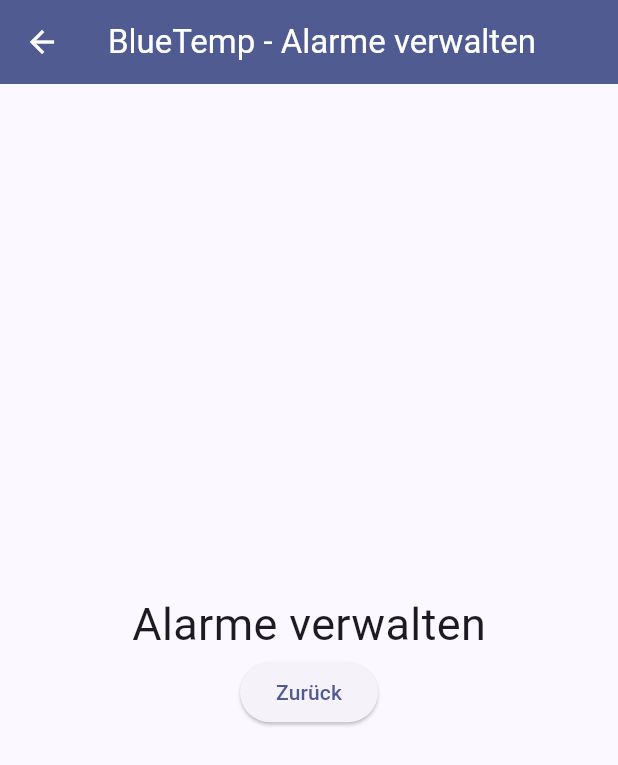
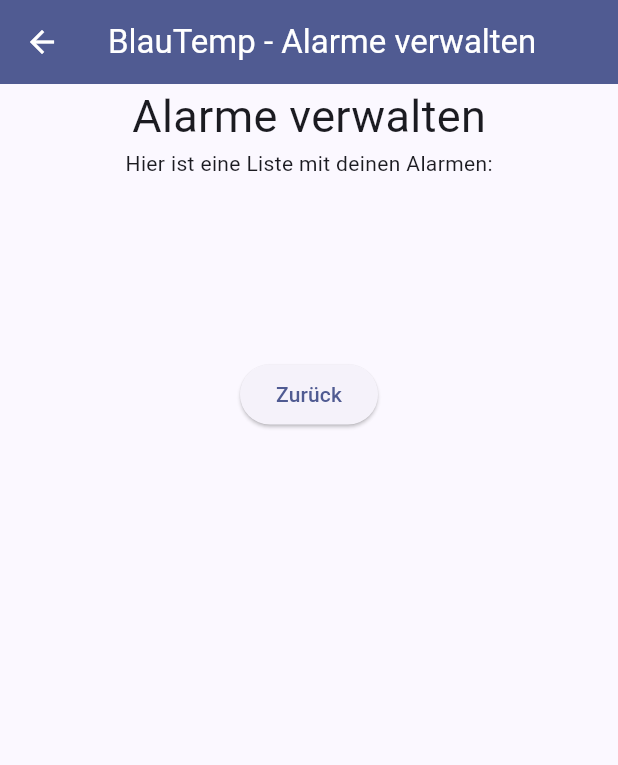
Before and after one commit to BogyMitutoyoCTL/BOGY-App-2024-03, a Flutter app: the alarms screen opened directly, on a phone screen of 412 x 824 dp. Shown: the top 765 px of the screen. Run offline on Flutter 3.47's test engine with Material 3 defaults, Android fonts, the phone set to English and light mode, and no system bars; our stand-ins replace fl_chart, flutter_blue_plus, timer_count_down; generated files the repository leaves out were written again.

```diff
--- a/bluetemp/lib/MainMenu.dart
+++ b/bluetemp/lib/MainMenu.dart
@@ -73,7 +73,7 @@
 
   void verbindung() {
     Navigator.of(context)
-        .push(MaterialPageRoute(builder: (context) => connect()));
+        .push(MaterialPageRoute(builder: (context) => Connect()));
   }
 
   void aktuelle_daten() {
--- a/bluetemp/lib/alarms.dart
+++ b/bluetemp/lib/alarms.dart
@@ -12,20 +12,29 @@
   @override
   Widget build(BuildContext context) {
     return Scaffold(
-      appBar: AppBar(title: Text("BlueTemp - Alarme verwalten")),
+      appBar: AppBar(
+          title: Text(AppLocalizations.of(context).appname +
+              " - " +
+              AppLocalizations.of(context).alarms_text)),
       body: Column(
-        mainAxisAlignment: MainAxisAlignment.center,
+        mainAxisAlignment: MainAxisAlignment.start,
         children: [
           Row(
             mainAxisAlignment: MainAxisAlignment.center,
             children: [
               Text(
-                "Alarme verwalten",
+                AppLocalizations.of(context).alarms_text,
                 style: TextStyle(fontSize: 30),
-              ),
+              )
             ],
           ),
-          ElevatedButton(onPressed: goBack, child: Text("Zurück"))
+          Text(AppLocalizations.of(context).current_alarms),
+          Padding(
+            padding: const EdgeInsets.all(120.0),
+            child: ElevatedButton(
+                onPressed: goBack,
+                child: Text(AppLocalizations.of(context).back_button)),
+          )
         ],
       ),
     );
--- a/bluetemp/lib/l10n/app_de.arb
+++ b/bluetemp/lib/l10n/app_de.arb
@@ -26,5 +26,8 @@
   "settings_title": "Einstellungen",
   "settings_item_language": "Sprache",
   "settings_item_theme": "Theme",
-  "settings_item_units": "Einheiten"
+  "settings_item_units": "Einheiten",
+  "alarms_text": "Alarme verwalten",
+  "back_button": "Zurück",
+  "current_alarms": "Hier ist eine Liste mit deinen Alarmen:"
 }
```
Also changed, not shown: bluetemp/lib/l10n/app_en.arb (+13 -1 lines).
